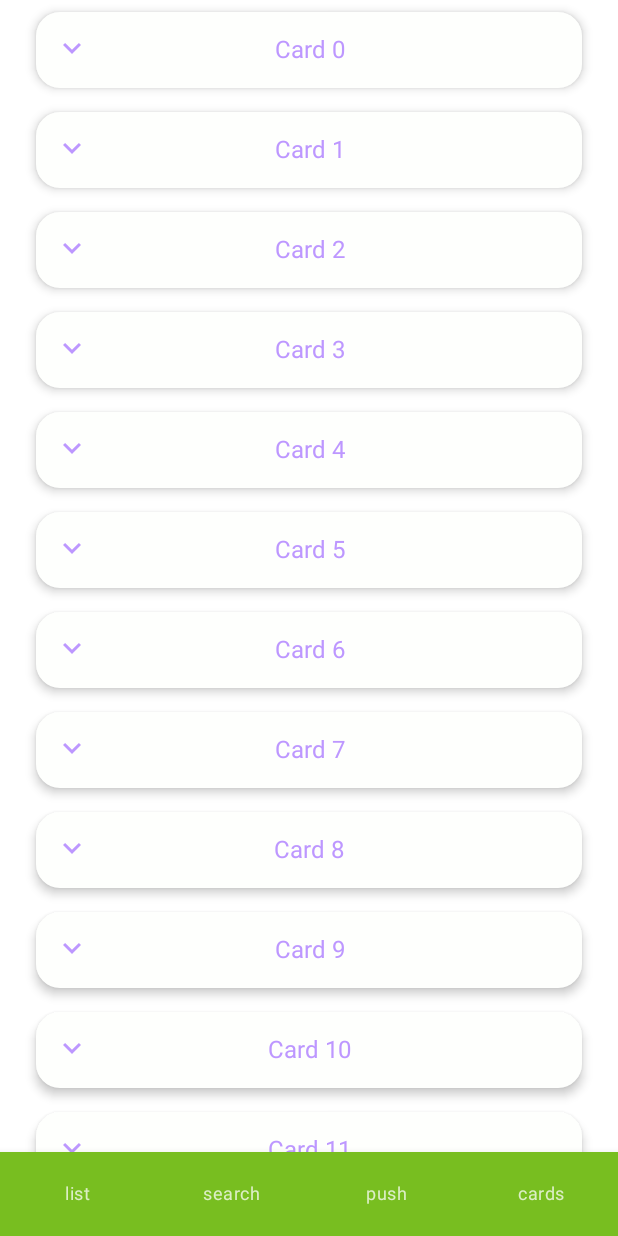
After one commit to KhvostyakAlex/Compose2, an Android app built with Jetpack Compose: the CardsScreen screen opened through its navigation route, on a phone screen of 412 x 824 dp. The commit adds this screen. Run offline under Robolectric (Android 15) with nearby library versions, the phone set to English and light mode, and no system bars.

Commit message:
add card

```diff
--- a/app/src/main/java/ru/leroymerlin/internal/compose2/MainActivity.kt
+++ b/app/src/main/java/ru/leroymerlin/internal/compose2/MainActivity.kt
@@ -3,6 +3,7 @@ package ru.leroymerlin.internal.compose2
 import android.os.Bundle
 import androidx.activity.ComponentActivity
 import androidx.activity.compose.setContent
+import androidx.activity.viewModels
 import androidx.compose.foundation.layout.Column
 import androidx.compose.foundation.layout.Spacer
 import androidx.compose.foundation.layout.padding
@@ -16,10 +17,12 @@ import androidx.navigation.NavHost
 import androidx.navigation.compose.NavHost
 import androidx.navigation.compose.composable
 import androidx.navigation.compose.rememberNavController
+import cru.leroymerlin.internal.compose2.ui.screens.cards.CardsViewModel
 import ru.leroymerlin.internal.compose2.ui.screens.DetailsScreen
 import ru.leroymerlin.internal.compose2.ui.screens.ListScreen
 import ru.leroymerlin.internal.compose2.ui.screens.PushScreen
 import ru.leroymerlin.internal.compose2.ui.screens.SearchScreen
+import ru.leroymerlin.internal.compose2.ui.screens.cards.CardsScreen
 
 
 import ru.leroymerlin.internal.compose2.ui.theme.Compose2Theme
@@ -27,6 +30,7 @@ import ru.leroymerlin.internal.compose2.ui.theme.Compose2Theme
 class MainActivity : ComponentActivity() {
     override fun onCreate(savedInstanceState: Bundle?) {
         super.onCreate(savedInstanceState)
+        val cardsViewModel by viewModels<CardsViewModel>()
         setContent {
             Compose2Theme (darkTheme = false){
                 // A surface container using the 'background' color from the theme
@@ -34,7 +38,7 @@ class MainActivity : ComponentActivity() {
                    // Greeting("World!!!", "Android")
 
                     val navController = rememberNavController()
-                    val bottomItems = listOf("list", "search", "push")
+                    val bottomItems = listOf("list", "search", "push", "cards")
                     Scaffold(
                         bottomBar = {
                             BottomNavigation {
@@ -56,6 +60,7 @@ class MainActivity : ComponentActivity() {
                             composable("list"){ ListScreen(navController)}
                             composable("search"){ SearchScreen(navController)}
                             composable("push"){ PushScreen()}
+                            composable("cards"){ CardsScreen(cardsViewModel) }
                             composable("details"){ DetailsScreen()}
                         }
                         //Greeting("World!!!", "Android")
--- /dev/null
+++ b/app/src/main/java/ru/leroymerlin/internal/compose2/ui/screens/cards/CardsScreen.kt
@@ -0,0 +1,195 @@
+package ru.leroymerlin.internal.compose2.ui.screens.cards
+
+import android.annotation.SuppressLint
+import androidx.compose.animation.*
+import androidx.compose.animation.core.*
+import androidx.compose.foundation.layout.*
+import androidx.compose.foundation.lazy.LazyColumn
+import androidx.compose.foundation.lazy.itemsIndexed
+import androidx.compose.foundation.shape.RoundedCornerShape
+import androidx.compose.material.*
+import androidx.compose.runtime.Composable
+import androidx.compose.runtime.collectAsState
+import androidx.compose.runtime.getValue
+import androidx.compose.runtime.remember
+import androidx.compose.ui.Modifier
+import androidx.compose.ui.draw.rotate
+import androidx.compose.ui.graphics.Color
+import androidx.compose.ui.platform.LocalContext
+import androidx.compose.ui.res.painterResource
+import androidx.compose.ui.text.style.TextAlign
+import androidx.compose.ui.unit.dp
+import androidx.core.content.ContextCompat
+import cru.leroymerlin.internal.compose2.ui.screens.cards.CardsViewModel
+
+import kotlinx.coroutines.ExperimentalCoroutinesApi
+import ru.leroymerlin.internal.compose2.R
+import ru.leroymerlin.internal.compose2.ui.theme.cardCollapsedBackgroundColor
+import ru.leroymerlin.internal.compose2.ui.theme.cardExpandedBackgroundColor
+
+@ExperimentalCoroutinesApi
+@Composable
+fun CardsScreen(viewModel: CardsViewModel) {
+    val cards = viewModel.cards.collectAsState()
+    val expandedCardIds = viewModel.expandedCardIdsList.collectAsState()
+    Scaffold(
+        backgroundColor = Color(
+            ContextCompat.getColor(
+                LocalContext.current,
+                R.color.colorDayNightWhite
+            )
+        )
+    ) {
+        LazyColumn {
+            itemsIndexed(cards.value) { _, card ->
+                ExpandableCard(
+                    card = card,
+                    onCardArrowClick = { viewModel.onCardArrowClicked(card.id) },
+                    expanded = expandedCardIds.value.contains(card.id),
+                )
+            }
+        }
+    }
+}
+
+@SuppressLint("UnusedTransitionTargetStateParameter")
+@Composable
+fun ExpandableCard(
+    card: ExpandableCardModel,
+    onCardArrowClick: () -> Unit,
+    expanded: Boolean,
+) {
+    val transitionState = remember {
+        MutableTransitionState(expanded).apply {
+            targetState = !expanded
+        }
+    }
+    val transition = updateTransition(transitionState, label = "transition")
+    val cardBgColor by transition.animateColor({
+        tween(durationMillis = EXPAND_ANIMATION_DURATION)
+    }, label = "bgColorTransition") {
+        if (expanded) cardExpandedBackgroundColor else cardCollapsedBackgroundColor
+    }
+    val cardPaddingHorizontal by transition.animateDp({
+        tween(durationMillis = EXPAND_ANIMATION_DURATION)
+    }, label = "paddingTransition") {
+        if (expanded) 48.dp else 24.dp
+    }
+    val cardElevation by transition.animateDp({
+        tween(durationMillis = EXPAND_ANIMATION_DURATION)
+    }, label = "elevationTransition") {
+        if (expanded) 24.dp else 4.dp
+    }
+    val cardRoundedCorners by transition.animateDp({
+        tween(
+            durationMillis = EXPAND_ANIMATION_DURATION,
+            easing = FastOutSlowInEasing
+        )
+    }, label = "cornersTransition") {
+        if (expanded) 0.dp else 16.dp
+    }
+    val arrowRotationDegree by transition.animateFloat({
+        tween(durationMillis = EXPAND_ANIMATION_DURATION)
+    }, label = "rotationDegreeTransition") {
+        if (expanded) 0f else 180f
+    }
+
+    Card(
+        backgroundColor = cardBgColor,
+        contentColor = Color(
+            ContextCompat.getColor(
+                LocalContext.current,
+                R.color.colorDayNightPurple
+            )
+        ),
+        elevation = cardElevation,
+        shape = RoundedCornerShape(cardRoundedCorners),
+        modifier = Modifier
+            .fillMaxWidth()
+            .padding(
+                horizontal = cardPaddingHorizontal,
+                vertical = 8.dp
+            )
+    ) {
+        Column {
+            Box {
+                CardArrow(
+                    degrees = arrowRotationDegree,
+                    onClick = onCardArrowClick
+                )
+                CardTitle(title = card.title)
+            }
+            ExpandableContent(visible = expanded)
+        }
+    }
+}
+
+@Composable
+fun CardArrow(
+    degrees: Float,
+    onClick: () -> Unit
+) {
+    IconButton(
+        onClick = onClick,
+        content = {
+            Icon(
+                painter = painterResource(id = R.drawable.ic_expand_less_24),
+                contentDescription = "Expandable Arrow",
+                modifier = Modifier.rotate(degrees),
+            )
+        }
+    )
+}
+
+@Composable
+fun CardTitle(title: String) {
+    Text(
+        text = title,
+        modifier = Modifier
+            .fillMaxWidth()
+            .padding(16.dp),
+        textAlign = TextAlign.Center,
+    )
+}
+
+@OptIn(ExperimentalAnimationApi::class)
+@Composable
+fun ExpandableContent(
+    visible: Boolean = true,
+) {
+    val enterFadeIn = remember {
+        fadeIn(
+            animationSpec = TweenSpec(
+                durationMillis = FADE_IN_ANIMATION_DURATION,
+                easing = FastOutLinearInEasing
+            )
+        )
+    }
+    val enterExpand = remember {
+        expandVertically(animationSpec = tween(EXPAND_ANIMATION_DURATION))
+    }
+    val exitFadeOut = remember {
+        fadeOut(
+            animationSpec = TweenSpec(
+                durationMillis = FADE_OUT_ANIMATION_DURATION,
+                easing = LinearOutSlowInEasing
+            )
+        )
+    }
+    val exitCollapse = remember {
+        shrinkVertically(animationSpec = tween(COLLAPSE_ANIMATION_DURATION))
+    }
+    AnimatedVisibility(
+        visible = visible,
+        enter = enterExpand + enterFadeIn,
+        exit = exitCollapse + exitFadeOut
+    ) {
+        Column(modifier = Modifier.padding(8.dp)) {
+            Spacer(modifier = Modifier.heightIn(100.dp))
+            Text(
+                text = "Expandable content here",
+                textAlign = TextAlign.Center
+            )
+        }
+    }
+}
--- /dev/null
+++ b/app/src/main/java/ru/leroymerlin/internal/compose2/ui/screens/cards/CardsViewModel.kt
@@ -0,0 +1,36 @@
+package cru.leroymerlin.internal.compose2.ui.screens.cards
+
+import androidx.lifecycle.ViewModel
+import androidx.lifecycle.viewModelScope
+import kotlinx.coroutines.Dispatchers
+import kotlinx.coroutines.flow.MutableStateFlow
+import kotlinx.coroutines.flow.StateFlow
+import kotlinx.coroutines.launch
+import ru.leroymerlin.internal.compose2.ui.screens.cards.ExpandableCardModel
+
+class CardsViewModel : ViewModel() {
+
+    private val _cards = MutableStateFlow(listOf<ExpandableCardModel>())
+    val cards: StateFlow<List<ExpandableCardModel>> get() = _cards
+
+    private val _expandedCardIdsList = MutableStateFlow(listOf<Int>())
+    val expandedCardIdsList: StateFlow<List<Int>> get() = _expandedCardIdsList
+
+    init {
+        getFakeData()
+    }
+
+    private fun getFakeData() {
+        viewModelScope.launch(Dispatchers.Default) {
+            val testList = arrayListOf<ExpandableCardModel>()
+            repeat(20) { testList += ExpandableCardModel(id = it, title = "Card $it") }
+            _cards.emit(testList)
+        }
+    }
+
+    fun onCardArrowClicked(cardId: Int) {
+        _expandedCardIdsList.value = _expandedCardIdsList.value.toMutableList().also { list ->
+            if (list.contains(cardId)) list.remove(cardId) else list.add(cardId)
+        }
+    }
+}
--- /dev/null
+++ b/app/src/main/java/ru/leroymerlin/internal/compose2/ui/screens/cards/Constants.kt
@@ -0,0 +1,6 @@
+package ru.leroymerlin.internal.compose2.ui.screens.cards
+
+const val EXPAND_ANIMATION_DURATION = 300
+const val COLLAPSE_ANIMATION_DURATION = 300
+const val FADE_IN_ANIMATION_DURATION = 350
+const val FADE_OUT_ANIMATION_DURATION = 300
--- /dev/null
+++ b/app/src/main/java/ru/leroymerlin/internal/compose2/ui/screens/cards/ExpandableCardModel.kt
@@ -0,0 +1,6 @@
+package ru.leroymerlin.internal.compose2.ui.screens.cards
+
+import androidx.compose.runtime.Immutable
+
+@Immutable
+data class ExpandableCardModel(val id: Int, val title: String)
--- a/app/src/main/java/ru/leroymerlin/internal/compose2/ui/theme/Color.kt
+++ b/app/src/main/java/ru/leroymerlin/internal/compose2/ui/theme/Color.kt
@@ -7,3 +7,5 @@ val Purple500 = Color(0xFF6200EE)
 val Purple700 = Color(0xFF3700B3)
 val Teal200 = Color(0xFF03DAC5)
 val lmNCKD = Color(0xFF78BE20)
+val cardCollapsedBackgroundColor = Color(0xFFFEFFFD)
+val cardExpandedBackgroundColor = Color(0xFFFFDA6D)
--- /dev/null
+++ b/app/src/main/res/drawable-v24/ic_expand_less_24.xml
@@ -0,0 +1,10 @@
+<vector xmlns:android="http://schemas.android.com/apk/res/android"
+    android:width="24dp"
+    android:height="24dp"
+    android:tint="?attr/colorControlNormal"
+    android:viewportWidth="24"
+    android:viewportHeight="24">
+    <path
+        android:fillColor="@android:color/white"
+        android:pathData="M12,8l-6,6 1.41,1.41L12,10.83l4.59,4.58L18,14z" />
+</vector>
--- /dev/null
+++ b/app/src/main/res/drawable-v24/ic_expand_more_24.xml
@@ -0,0 +1,10 @@
+<vector xmlns:android="http://schemas.android.com/apk/res/android"
+    android:width="24dp"
+    android:height="24dp"
+    android:tint="?attr/colorControlNormal"
+    android:viewportWidth="24"
+    android:viewportHeight="24">
+    <path
+        android:fillColor="@android:color/white"
+        android:pathData="M16.59,8.59L12,13.17 7.41,8.59 6,10l6,6 6,-6z" />
+</vector>
--- a/app/src/main/res/values/colors.xml
+++ b/app/src/main/res/values/colors.xml
@@ -7,4 +7,7 @@
     <color name="teal_700">#FF018786</color>
     <color name="black">#FF000000</color>
     <color name="white">#FFFFFFFF</color>
+    <color name="colorDayNightWhite">#FFFFFF</color>
+    <color name="colorDayNighCardBg">#FFFFFF</color>
+    <color name="colorDayNightPurple">#B388FF</color>
 </resources>
```
